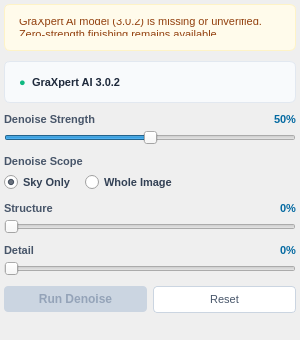
Qt form src/startrails/ui/step_finish_starless.ui (gkyle/startrails) before a commit.
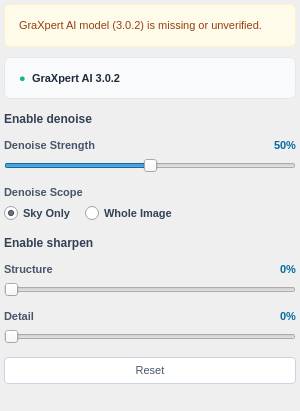
The same form after that commit. Icons and pictures are not drawn. Custom widgets are drawn as their Qt base class.

Commit message: Independent output and toggles for denoise and sharpening

The edit to the form file:
```diff
--- a/src/startrails/ui/step_finish_starless.ui
+++ b/src/startrails/ui/step_finish_starless.ui
@@ -54,20 +54,20 @@
     font-weight: 500;
     spacing: 5px;
 }
-QPushButton#btn_run_denoise {
-    background-color: #0284c7;
-    color: #ffffff;
-    border-radius: 4px;
-    padding: 6px 12px;
-    font-weight: 600;
-    font-size: 12px;
+QRadioButton:focus {
+    border: none;
+    outline: none;
 }
-QPushButton#btn_run_denoise:hover {
-    background-color: #0369a1;
+QSlider {
+    border: none;
+    padding: 0px;
+    margin: 0px;
+    min-height: 20px;
+    max-height: 20px;
 }
-QPushButton#btn_run_denoise:disabled {
-    background-color: #cbd5e1;
-    color: #94a3b8;
+QSlider:focus {
+    border: none;
+    outline: none;
 }
 QPushButton#btn_reset {
     background-color: #ffffff;
@@ -85,6 +85,27 @@
     color: #cbd5e1;
     border-color: #e2e8f0;
 }
+QCheckBox#check_enable_denoise, QCheckBox#check_enable_sharpen {
+    spacing: 0px;
+    border: none;
+    padding: 0px;
+}
+QCheckBox#check_enable_denoise::indicator, QCheckBox#check_enable_sharpen::indicator {
+    width: 36px;
+    height: 20px;
+    border-radius: 10px;
+}
+QCheckBox#check_enable_denoise::indicator:unchecked, QCheckBox#check_enable_sharpen::indicator:unchecked {
+    image: url(:/startrails/ui/switch_off.svg);
+}
+QCheckBox#check_enable_denoise::indicator:checked, QCheckBox#check_enable_sharpen::indicator:checked {
+    image: url(:/startrails/ui/switch_on.svg);
+}
+QCheckBox#check_enable_denoise:focus, QCheckBox#check_enable_sharpen:focus,
+QCheckBox#check_enable_denoise:focus:enabled, QCheckBox#check_enable_sharpen:focus:enabled {
+    border: none;
+    outline: none;
+}
 QLabel#lbl_status {
     color: #b91c1c;
     font-size: 11px;
@@ -189,6 +210,45 @@
      </layout>
     </widget>
    </item>
+   <item>
+    <layout class="QHBoxLayout" name="enableDenoiseRow">
+     <item>
+      <widget class="CheckboxLabel" name="lbl_enable_denoise">
+       <property name="cursor">
+        <cursorShape>PointingHandCursor</cursorShape>
+       </property>
+       <property name="styleSheet">
+        <string notr="true">color: #334155; font-size: 12px; font-weight: 600;</string>
+       </property>
+       <property name="text">
+        <string>Enable denoise</string>
+       </property>
+       <property name="buddy">
+        <cstring>check_enable_denoise</cstring>
+       </property>
+      </widget>
+     </item>
+     <item alignment="Qt::AlignmentFlag::AlignRight">
+      <widget class="QCheckBox" name="check_enable_denoise">
+       <property name="cursor">
+        <cursorShape>PointingHandCursor</cursorShape>
+       </property>
+       <property name="focusPolicy">
+        <enum>Qt::FocusPolicy::StrongFocus</enum>
+       </property>
+       <property name="accessibleName">
+        <string>Enable denoise</string>
+       </property>
+       <property name="text">
+        <string/>
+       </property>
+       <property name="checked">
+        <bool>true</bool>
+       </property>
+      </widget>
+     </item>
+    </layout>
+   </item>
    <item>
     <widget class="QWidget" name="strength_container" native="true">
      <layout class="QVBoxLayout" name="strength_layout">
@@ -324,6 +384,45 @@
      </layout>
     </widget>
    </item>
+   <item>
+    <layout class="QHBoxLayout" name="enableSharpenRow">
+     <item>
+      <widget class="CheckboxLabel" name="lbl_enable_sharpen">
+       <property name="cursor">
+        <cursorShape>PointingHandCursor</cursorShape>
+       </property>
+       <property name="styleSheet">
+        <string notr="true">color: #334155; font-size: 12px; font-weight: 600;</string>
+       </property>
+       <property name="text">
+        <string>Enable sharpen</string>
+       </property>
+       <property name="buddy">
+        <cstring>check_enable_sharpen</cstring>
+       </property>
+      </widget>
+     </item>
+     <item alignment="Qt::AlignmentFlag::AlignRight">
+      <widget class="QCheckBox" name="check_enable_sharpen">
+       <property name="cursor">
+        <cursorShape>PointingHandCursor</cursorShape>
+       </property>
+       <property name="focusPolicy">
+        <enum>Qt::FocusPolicy::StrongFocus</enum>
+       </property>
+       <property name="accessibleName">
+        <string>Enable sharpen</string>
+       </property>
+       <property name="text">
+        <string/>
+       </property>
+       <property name="checked">
+        <bool>true</bool>
+       </property>
+      </widget>
+     </item>
+    </layout>
+   </item>
    <item>
     <widget class="QWidget" name="structure_container" native="true">
      <layout class="QVBoxLayout" name="structure_layout">
@@ -457,19 +556,6 @@
      <property name="spacing">
       <number>6</number>
      </property>
-     <item>
-      <widget class="QPushButton" name="btn_run_denoise">
-       <property name="enabled">
-        <bool>false</bool>
-       </property>
-       <property name="cursor">
-        <cursorShape>PointingHandCursor</cursorShape>
-       </property>
-       <property name="text">
-        <string>Run Denoise</string>
-       </property>
-      </widget>
-     </item>
      <item>
       <widget class="QPushButton" name="btn_reset">
        <property name="cursor">
@@ -494,6 +580,15 @@
    </item>
   </layout>
  </widget>
- <resources/>
+ <customwidgets>
+  <customwidget>
+   <class>CheckboxLabel</class>
+   <extends>QLabel</extends>
+   <header>startrails.ui.checkbox_label</header>
+  </customwidget>
+ </customwidgets>
+ <resources>
+  <include location="resources.qrc"/>
+ </resources>
  <connections/>
 </ui>
```
The commit also changes 12 other files.
